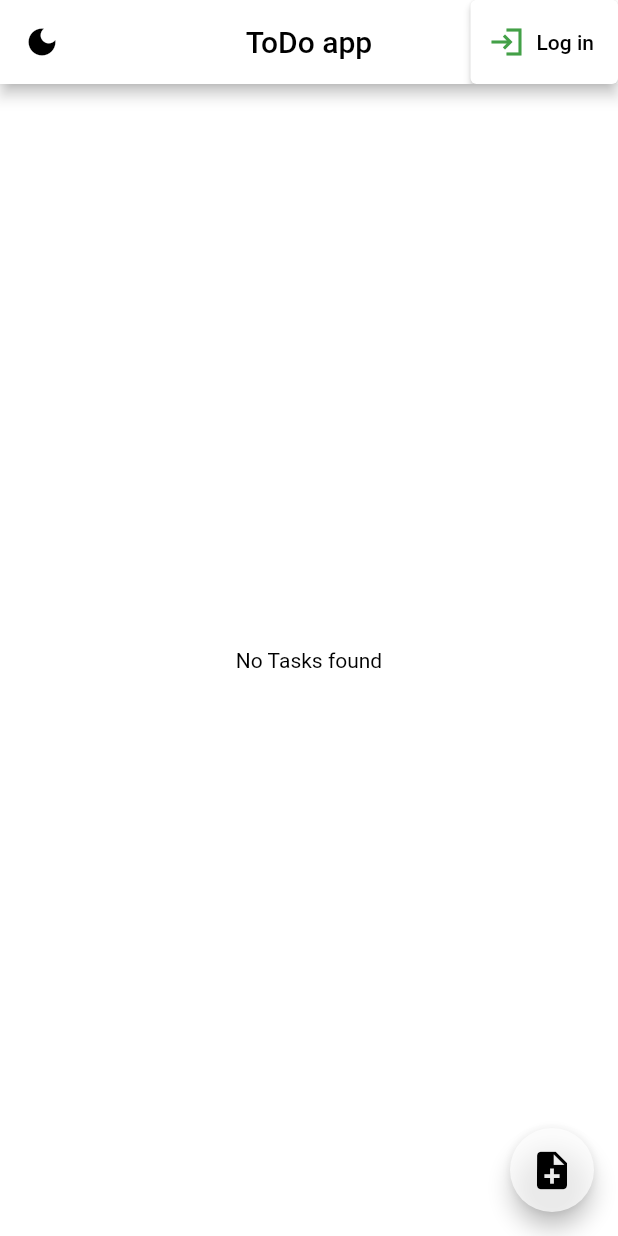
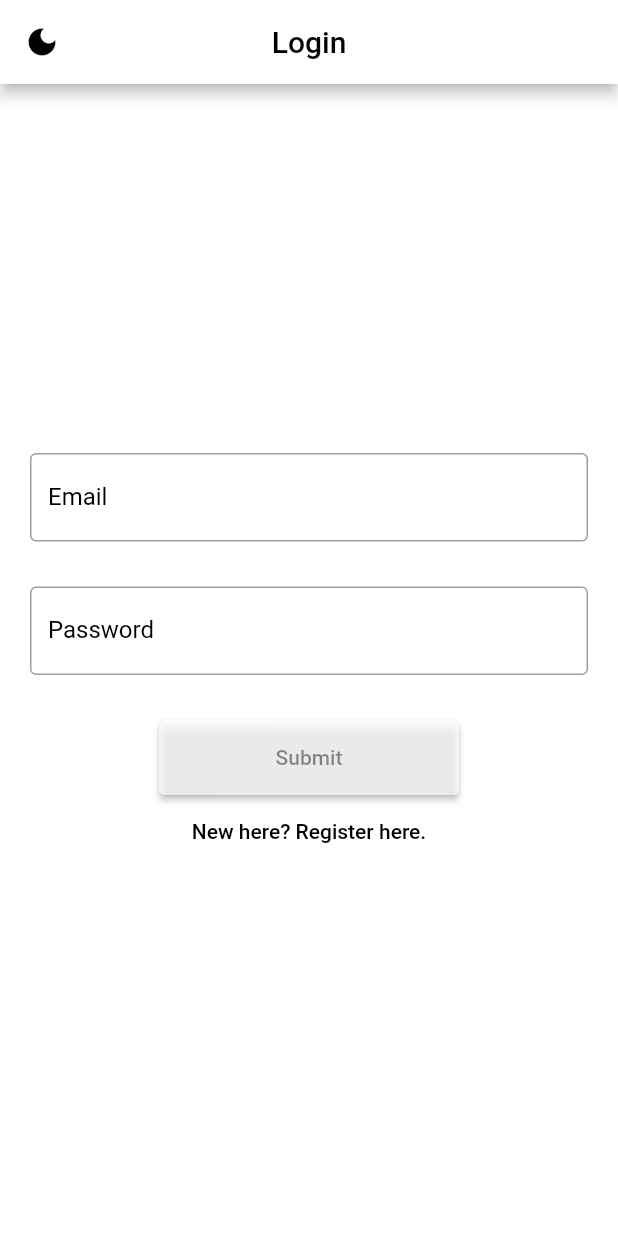
Before and after one commit to PratyayDhond/To-Do-list-app, a Flutter app: the screen it shows after launch, on a phone screen of 412 x 824 dp. Run offline on Flutter 3.47's test engine with Material 2 defaults, Android fonts, the phone set to English and light mode, and no system bars; our stand-ins replace cloud_firestore, firebase_auth, firebase_core, hexcolor; accounts and stored records are empty.

Commit message:
To do v.2.0
Implemented log in and register
added views for login and register
changed constructor for HomeScreen, now takes user email as input.

```diff
--- /dev/null
+++ b/to_do_app/lib/Services/sign_in_sign_out.dart
@@ -0,0 +1,30 @@
+import 'package:firebase_auth/firebase_auth.dart';
+import 'package:flutter/material.dart';
+import 'theme.dart';
+
+class auth{
+  FirebaseAuth firebaseAuth = FirebaseAuth.instance;
+  Future<User?> SignUp(String email,String Password,BuildContext context) async {
+      try{
+        UserCredential userCredential = await firebaseAuth.createUserWithEmailAndPassword(email: email, password: Password);
+        return userCredential.user;
+      } on FirebaseException catch(e){
+        ScaffoldMessenger.of(context).showSnackBar(SnackBar(content: Text(e.toString())));
+      }catch(e){
+        print(e);
+      }
+
+  }
+
+  Future<User?> LogIn(String email, String password, BuildContext context) async {
+    try{
+      UserCredential userCredential = await firebaseAuth.signInWithEmailAndPassword(email: email, password: password);
+      return userCredential.user;
+    }on FirebaseAuthException catch(e){
+      ScaffoldMessenger.of(context).showSnackBar(SnackBar(backgroundColor: Colors.black,content: Text(e.code,style: TextStyle(color: Colors.redAccent),)));
+    }catch(e){
+      print(e);
+    }
+  }
+
+}
--- a/to_do_app/lib/Services/theme.dart
+++ b/to_do_app/lib/Services/theme.dart
@@ -3,11 +3,11 @@ import 'package:hexcolor/hexcolor.dart';
 
 class theme{
   static var dark_mode = false;
-  static var isLoggedIn = false;
+  static var isLoggedIn = true;
   static var bg_color_appBar = Colors.white;
   static var bg_color_body = Colors.white;
   static var text_color = Colors.black;
-  static var snackBarColor = Colors.white;
+  static var snackBarColor = Colors.black;
   static var drawer_icon_color = Colors.black;
   static var app_icon_color = Colors.black;
   static var divider_color = Colors.black26;
@@ -24,7 +24,7 @@ class theme{
     if(dark_mode){
       card_color = HexColor('#ff595959');
       SubmitColor = HexColor('#ff69f0ae');
-      defaultBorder = Colors.red;
+      defaultBorder = Colors. white70;
       bg_color_appBar = Colors.black;
       bg_color_body = HexColor('#ff1a1a1a');
       text_color = Colors.white;
@@ -40,7 +40,7 @@ class theme{
     }else{
       card_color = HexColor('#ffbdbdbd');
       SubmitColor = HexColor('#ff4caf50');
-      defaultBorder = Colors.green;
+      defaultBorder = Colors.white24;
       buttonColor = Colors.white70;
       buttonColorSplash = Colors.black45;
       bg_color_appBar = Colors.white;
--- a/to_do_app/lib/main.dart
+++ b/to_do_app/lib/main.dart
@@ -5,6 +5,7 @@ import 'package:flutter/material.dart';
 import 'package:to_do_app/views/edit_note.dart';
 import 'package:to_do_app/views/home_screen.dart';
 import 'package:to_do_app/Services/theme.dart';
+import 'package:to_do_app/views/login.dart';
 
 void main()async{
   WidgetsFlutterBinding.ensureInitialized();
@@ -21,7 +22,7 @@ class MyApp extends StatelessWidget{
   Widget build(BuildContext context){
     return MaterialApp(
       title: 'To-do-App',
-      home: HomeScreen(),
+      home: LoginScreen(),
       // home: HomeScreen(),
     );
   }
--- a/to_do_app/lib/views/home_screen.dart
+++ b/to_do_app/lib/views/home_screen.dart
@@ -8,7 +8,8 @@ import 'package:to_do_app/views/add_note.dart';
 import 'package:to_do_app/views/edit_note.dart';
 
 class HomeScreen extends StatefulWidget{
-
+  String? email;
+  HomeScreen(this.email);
   @override
   createState() => HomeScreenState();
 }
@@ -52,12 +53,13 @@ class HomeScreenState extends State<HomeScreen>{
               backgroundColor: MaterialStateProperty.all(theme.bg_color_appBar),
             ),
             onPressed: (){
+              Navigator.pop(context);
               setState(() {
                 theme.isLoggedIn = !theme.isLoggedIn;
               });
             },
-            icon: Icon(theme.isLoggedIn? Icons.logout_sharp : Icons.login_sharp,color: theme.isLoggedIn? Colors.grey[700] : Colors.green[600],),
-            label: Text(theme.isLoggedIn? 'Log out' : 'Log in',style: TextStyle(color: theme.text_color),),
+            icon: Icon( Icons.logout_sharp, color:Colors.grey[700]),
+            label: Text( 'Log out' ,style: TextStyle(color: theme.text_color),),
 
           ),
         ],
--- /dev/null
+++ b/to_do_app/lib/views/login.dart
@@ -0,0 +1,127 @@
+import 'package:firebase_auth/firebase_auth.dart';
+import 'package:flutter/material.dart';
+import 'package:to_do_app/Services/sign_in_sign_out.dart';
+import 'package:to_do_app/Services/theme.dart';
+import 'package:to_do_app/views/register.dart';
+import 'home_screen.dart';
+
+class LoginScreen extends StatefulWidget{
+  @override
+  _LoginScreenState createState() => _LoginScreenState();
+}
+
+class _LoginScreenState extends State<LoginScreen> {
+  var loading = false;
+
+  TextEditingController email = TextEditingController();
+  TextEditingController password = TextEditingController();
+
+  @override
+  Widget build(BuildContext context){
+    return Scaffold(
+          backgroundColor: theme.bg_color_body,
+          appBar: AppBar(
+            title: Text('Login',style: TextStyle(color:theme.text_color),),
+            centerTitle: true,
+            backgroundColor: theme.bg_color_appBar,
+            leading: IconButton(
+              color: theme.app_icon_color,
+              icon: Icon(theme.dark_mode ? Icons.light_mode_sharp : Icons.dark_mode_sharp),
+              onPressed: (){
+                setState(() {
+                  theme.dark_mode = !theme.dark_mode;
+                  theme.setVals();
+                });
+              },
+            ),
+          ),
+          body: Container(
+            child: Padding(
+              padding: const EdgeInsets.all(20.0),
+              child: Center(
+                child: loading? Center(child: CircularProgressIndicator(color: theme.app_icon_color,),) : SingleChildScrollView(
+                  child: Column(
+                    mainAxisAlignment: MainAxisAlignment.center,
+                    children: [
+                      TextField(
+                        style: TextStyle(color: theme.text_color),
+                        controller: email,
+                        decoration: InputDecoration(
+                          labelStyle: TextStyle(color: theme.app_icon_color),
+                          labelText: 'Email',
+                          hintText: 'yourEmail@domain.com',
+                          hintStyle: TextStyle(color: theme.buttonColorSplash),
+                          border: OutlineInputBorder(borderSide: BorderSide(color: theme.defaultBorder)),
+                          focusedBorder: OutlineInputBorder(
+                            borderSide: BorderSide(color: theme.border_color)
+                          ),
+                        ),
+                      ),
+                      SizedBox(height: 30,),
+                      TextField(
+                        style: TextStyle(color: theme.text_color),
+                        controller: password,
+                        decoration: InputDecoration(
+                          labelText: 'Password',
+                          labelStyle: TextStyle(color: theme.text_color),
+                          hintText: 'password',
+                          hintStyle: TextStyle(color: theme.text_color),
+
+                          border: OutlineInputBorder(borderSide: BorderSide(color: theme.defaultBorder)),
+                          focusedBorder: OutlineInputBorder(
+                              borderSide: BorderSide(color: theme.border_color)
+                          ),
+                        ),
+                        obscureText: true,
+                      ),
+                      SizedBox(height: 30,),
+                      Container(
+                        height: 50,
+                        width: 200,
+                        child: ElevatedButton(
+                          style: ButtonStyle(
+                            backgroundColor: MaterialStateProperty.all(theme.buttonColor),
+                            foregroundColor: MaterialStateProperty.all(theme.buttonColorSplash),
+                          ),
+                          onPressed: () async{
+                            loading = true;
+                            if(email.text == '' || password.text == ''){
+                              ScaffoldMessenger.of(context).showSnackBar(SnackBar(backgroundColor: theme.snackBarColor,content: Text('Fields cannot be empty',style: TextStyle(color: Colors.red),)));
+                            }
+                            if(email.text != '' && password.text != ''){
+                              setState(() {});
+                              User? result = await auth().LogIn(email.text, password.text,context);
+                              if(result!= null){
+                                print("success");
+                                await Navigator.push(context, MaterialPageRoute(
+                                  builder: (context) => HomeScreen(result.email),
+                                )
+                                );
+                              }else{
+                                print("Error");
+                              }
+                            }
+                            loading = false;
+                            setState(() {});
+                            email.text = "";
+                         password.text = "";
+                         },
+                          child: Text('Submit'),
+                        ),
+                      ),
+                      TextButton(onPressed: () async {
+                        await Navigator.push(context,MaterialPageRoute(builder: (context) => RegisterScreen()));
+                        email.text = "";
+                        password.text = "";
+                      },
+                        child: Text('New here? Register here.',style: TextStyle(color: theme.text_color),),
+                      ),
+                    ],
+                  ),
+                ),
+              ),
+            ),
+          ),
+    );
+  }
+}
--- a/to_do_app/pubspec.yaml
+++ b/to_do_app/pubspec.yaml
@@ -32,6 +32,7 @@ dependencies:
   cloud_firestore: ^2.5.1
   decorated_icon: ^1.2.1
   hexcolor: ^2.0.5
+  firebase_auth: ^3.1.0
 
 dev_dependencies:
   flutter_test:
```
Also changed, not shown: to_do_app/lib/views/register.dart (added, +159 -0 lines), to_do_app/pubspec.lock.
